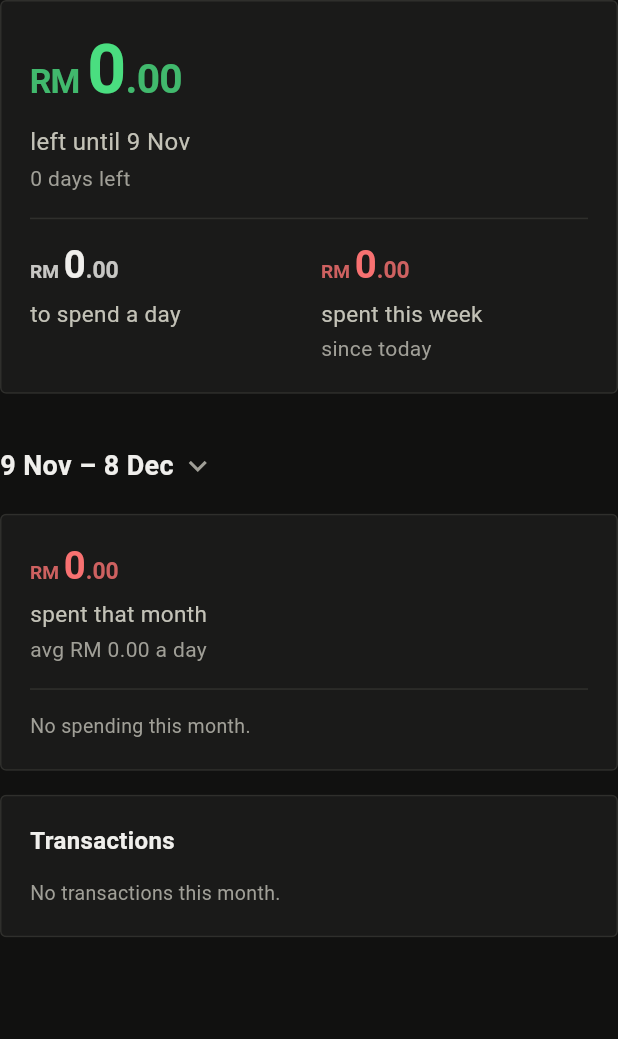
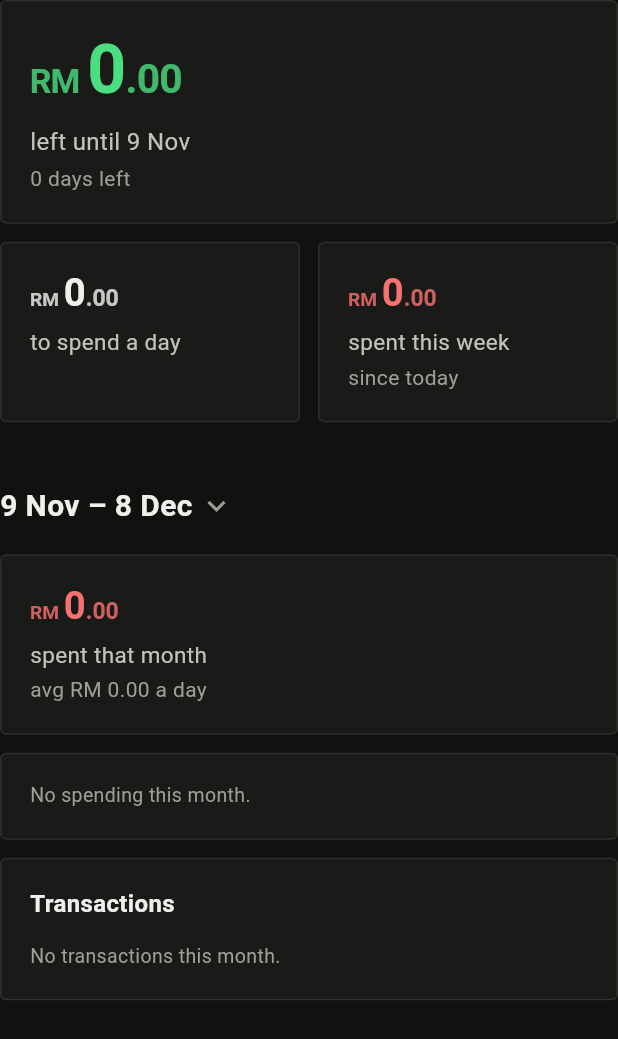
Before and after one commit to ipanropi/spending-live-tracker, a Flutter app: the _Body widget shown alone on an empty page, opened directly with empty values, on a phone screen of 412 x 824 dp. Shown: the top 1039 px of the screen. Run offline on Flutter 3.47's test engine with Material 3 defaults, Android fonts, the phone set to English and light mode, and no system bars; our stand-ins replace flutter_secure_storage; accounts and stored records are empty.

Commit message:
One card, one piece of information
Irfan doesn't want different figures sharing a card (he said so for the web
version too). Group with spacing and section headings instead:

- Wallet: three cards. "Left until payday" is the full-width hero, with
  "to spend a day" and "spent this week" side by side under it
- Month: three cards under the picker: spent this month, where it went
  (Categories | Places), and transactions
- 12px between cards in a group, 32px between groups; the month heading
  is 20px, a level above card titles
- Wide screens: the wallet in one row with the hero at double width; the
  spent card above the breakdown, transactions beside them

A new test checks that the six facts sit in six cards and that groups are
further apart than cards within them. 87 tests pass.

Co-Authored-By: Claude Opus 5.5 <noreply@anthropic.com>
Claude-Session: https://claude.ai/code/session_01XHFG32L8kr3gXpL9d3cSyD

```diff
--- a/app/lib/src/ui/dashboard_page.dart
+++ b/app/lib/src/ui/dashboard_page.dart
@@ -183,19 +183,26 @@ class _ErrorNotice extends StatelessWidget {
   }
 }
 
+/// Cards in one group sit this close; groups sit [Space.xxl] apart. The grouping
+/// comes from spacing, so each card can hold one thing (Irfan's rule: one card,
+/// one piece of information).
+const double _inGroup = Space.m;
+
 /// The dashboard's shape while the first data loads.
 class _LoadingBody extends StatelessWidget {
   const _LoadingBody();
 
   @override
   Widget build(BuildContext context) {
-    const figure = Column(
+    const figure = Panel(
+      child: Column(
         crossAxisAlignment: CrossAxisAlignment.start,
         children: [
           SkeletonBox(width: 0.7, height: 26),
           SizedBox(height: Space.s),
           SkeletonBox(width: 0.6, height: 12),
         ],
+      ),
     );
     return Skeleton(
       child: Column(
@@ -210,29 +217,27 @@ class _LoadingBody extends StatelessWidget {
                 SkeletonBox(width: 0.4, height: 14),
                 SizedBox(height: Space.s),
                 SkeletonBox(width: 0.3, height: 12),
-                SizedBox(height: Space.l),
-                Divider(),
-                SizedBox(height: Space.l),
-                Row(
+              ],
+            ),
+          ),
+          const SizedBox(height: _inGroup),
+          const Row(
             children: [
               Expanded(child: figure),
-                    SizedBox(width: Space.l),
+              SizedBox(width: _inGroup),
               Expanded(child: figure),
             ],
           ),
-              ],
-            ),
-          ),
-          const SizedBox(height: Space.xl),
-          const SkeletonBox(width: 0.4, height: 20),
+          const SizedBox(height: Space.xxl),
+          const SkeletonBox(width: 0.4, height: 22),
           const SizedBox(height: Space.l),
+          figure,
+          const SizedBox(height: _inGroup),
           Panel(
             child: Column(
               crossAxisAlignment: CrossAxisAlignment.start,
               children: [
-                const SkeletonBox(width: 0.45, height: 26),
-                const SizedBox(height: Space.s),
-                const SkeletonBox(width: 0.35, height: 12),
+                const SkeletonBox(width: 1, height: 40),
                 for (var i = 0; i < 3; i++) ...const [
                   SizedBox(height: Space.xl),
                   SkeletonBox(width: 1, height: 14),
@@ -261,35 +266,13 @@ class _Body extends StatelessWidget {
       builder: (context, constraints) {
         final wide = constraints.maxWidth >= _wideLayout;
         final today = summary.today;
-        final month = _MonthPanel(summary: summary, now: now, fill: wide);
-        final transactions = _TransactionsPanel(summary: summary, now: now, fill: wide);
         return Column(
           crossAxisAlignment: CrossAxisAlignment.stretch,
           children: [
-            if (today != null) _WalletPanel(today: today, now: now, wide: wide) else _BackToCurrent(wide: wide),
-            // More space between "now" and "this month" than anywhere inside either.
-            const SizedBox(height: Space.xl),
-            Align(
-              alignment: Alignment.centerLeft,
-              child: _MonthPicker(cycles: cycles, selected: summary.start, now: now),
-            ),
-            const SizedBox(height: Space.s),
-            if (wide)
-              IntrinsicHeight(
-                child: Row(
-                  crossAxisAlignment: CrossAxisAlignment.stretch,
-                  children: [
-                    Expanded(child: month),
-                    SizedBox(width: context.gap),
-                    Expanded(child: transactions),
-                  ],
-                ),
-              )
-            else ...[
-              month,
-              SizedBox(height: context.gap),
-              transactions,
-            ],
+            if (today != null) _WalletSection(today: today, now: now, wide: wide) else _BackToCurrent(wide: wide),
+            // Between the two groups: more space than between any two cards inside one.
+            const SizedBox(height: Space.xxl),
+            _MonthSection(summary: summary, cycles: cycles, now: now, wide: wide),
           ],
         );
       },
@@ -297,10 +280,11 @@ class _Body extends StatelessWidget {
   }
 }
 
-/// The wallet right now: left until payday, the most important number on the
-/// screen, then the pace. One panel, because the three answer one question.
-class _WalletPanel extends StatelessWidget {
-  const _WalletPanel({required this.today, required this.now, required this.wide});
+/// What's left until payday, then the pace: three cards, one fact each. They read
+/// as one group because they sit close together, not because they share a box.
+/// "Left" is the hero: full width and the biggest number on the screen.
+class _WalletSection extends StatelessWidget {
+  const _WalletSection({required this.today, required this.now, required this.wide});
 
   final Today today;
   final DateTime now;
@@ -309,66 +293,54 @@ class _WalletPanel extends StatelessWidget {
   @override
   Widget build(BuildContext context) {
     final balance = today.balanceCents;
-    final left = Figure(
+    final left = Panel(
+      child: Figure(
         hero: true,
         cents: balance,
         color: (balance ?? 0) < 0 ? Palette.spend : Palette.good,
         lines: ['left until ${dayMonth(today.nextPayday)}', '${plural(today.daysLeft, 'day')} left'],
+      ),
     );
-    final perDay = Figure(cents: today.perDayCents, lines: const ['to spend a day']);
-    final week = Figure(
+    final perDay = Panel(
+      child: Figure(cents: today.perDayCents, lines: const ['to spend a day']),
+    );
+    final week = Panel(
+      child: Figure(
         cents: today.weekCents,
         color: Palette.spend,
         lines: [
           'spent this week',
           sinceLabel(today.weekStart, now: now),
         ],
+      ),
     );
 
-    if (wide) {
-      return Panel(
-        child: IntrinsicHeight(
+    if (wide) return _row([(2, left), (1, perDay), (1, week)]);
+    // With large text the two smaller cards stack instead of squeezing side by side.
+    final stack = MediaQuery.textScalerOf(context).scale(10) >= 15;
+    return Column(
+      crossAxisAlignment: CrossAxisAlignment.stretch,
+      children: [
+        left,
+        const SizedBox(height: _inGroup),
+        if (stack) ...[perDay, const SizedBox(height: _inGroup), week] else _row([(1, perDay), (1, week)]),
+      ],
+    );
+  }
+}
+
+/// Cards side by side at one height, each taking its share (flex) of the width.
+Widget _row(List<(int, Widget)> cards) => IntrinsicHeight(
   child: Row(
     crossAxisAlignment: CrossAxisAlignment.stretch,
     children: [
-              Expanded(flex: 3, child: left),
-              const VerticalDivider(width: Space.xxl),
-              Expanded(flex: 2, child: perDay),
-              const VerticalDivider(width: Space.xxl),
-              Expanded(flex: 2, child: week),
+      for (var i = 0; i < cards.length; i++) ...[
+        if (i > 0) const SizedBox(width: _inGroup),
+        Expanded(flex: cards[i].$1, child: cards[i].$2),
       ],
-          ),
-        ),
-      );
-    }
-    // With large text the two smaller figures stack instead of squeezing side by side.
-    final stack = MediaQuery.textScalerOf(context).scale(10) >= 15;
-    return Panel(
-      child: Column(
-        crossAxisAlignment: CrossAxisAlignment.stretch,
-        children: [
-          left,
-          const SizedBox(height: Space.l),
-          const Divider(),
-          const SizedBox(height: Space.l),
-          if (stack) ...[
-            perDay,
-            const SizedBox(height: Space.l),
-            week,
-          ] else
-            Row(
-              crossAxisAlignment: CrossAxisAlignment.start,
-              children: [
-                Expanded(child: perDay),
-                const SizedBox(width: Space.l),
-                Expanded(child: week),
-              ],
-            ),
     ],
   ),
 );
-  }
-}
 
 /// In an earlier month the wallet isn't shown, since it's about today. This is the
 /// way back, in the same place.
@@ -428,7 +400,7 @@ class _MonthPicker extends StatelessWidget {
             mainAxisSize: MainAxisSize.min,
             children: [
               Flexible(
-                child: Heading(cycleLabel(selected, now: now), style: Styles.title),
+                child: Heading(cycleLabel(selected, now: now), style: Styles.section),
               ),
               const SizedBox(width: Space.xs),
               const Icon(Icons.expand_more, color: Palette.muted),
@@ -440,47 +412,103 @@ class _MonthPicker extends StatelessWidget {
   }
 }
 
+/// The month, under its picker: what it cost, where it went, and the transactions
+/// behind it. Three cards, one fact each, in that reading order.
+class _MonthSection extends StatelessWidget {
+  const _MonthSection({required this.summary, required this.cycles, required this.now, required this.wide});
+
+  final CycleSummary summary;
+  final List<DateTime> cycles;
+  final DateTime now;
+  final bool wide;
+
+  @override
+  Widget build(BuildContext context) {
+    final s = summary;
+    final spent = Panel(
+      child: Figure(
+        cents: s.spentCents,
+        color: Palette.spend,
+        lines: [s.isCurrent ? 'spent this month' : 'spent that month', 'avg ${rm(s.avgPerDayCents)} a day'],
+      ),
+    );
+    final breakdown = _BreakdownCard(summary: s, now: now, fill: wide);
+    final transactions = _TransactionsCard(summary: s, now: now, fill: wide);
+    return Column(
+      crossAxisAlignment: CrossAxisAlignment.stretch,
+      children: [
+        Align(
+          alignment: Alignment.centerLeft,
+          child: _MonthPicker(cycles: cycles, selected: s.start, now: now),
+        ),
+        const SizedBox(height: Space.s),
+        if (wide)
+          // The total and where it went on the left, the transactions beside them.
+          IntrinsicHeight(
+            child: Row(
+              crossAxisAlignment: CrossAxisAlignment.stretch,
+              children: [
+                Expanded(
+                  child: Column(
+                    crossAxisAlignment: CrossAxisAlignment.stretch,
+                    children: [
+                      spent,
+                      const SizedBox(height: _inGroup),
+                      Expanded(child: breakdown),
+                    ],
+                  ),
+                ),
+                const SizedBox(width: _inGroup),
+                Expanded(child: transactions),
+              ],
+            ),
+          )
+        else ...[
+          spent,
+          const SizedBox(height: _inGroup),
+          breakdown,
+          const SizedBox(height: _inGroup),
+          transactions,
+        ],
+      ],
+    );
+  }
+}
+
 enum _Breakdown { categories, places }
 
-/// The month: what it cost, then where it went, by category or by place.
-class _MonthPanel extends StatefulWidget {
-  const _MonthPanel({required this.summary, required this.now, required this.fill});
+/// Where the month's money went, by category or by place: one card, switched
+/// between its two views, instead of two long lists.
+class _BreakdownCard extends StatefulWidget {
+  const _BreakdownCard({required this.summary, required this.now, required this.fill});
 
   final CycleSummary summary;
   final DateTime now;
 
-  /// Beside another panel of the same height: keep "View all" at the bottom.
+  /// Beside a card of the same height: keep "View all" at the bottom.
   final bool fill;
 
   @override
-  State<_MonthPanel> createState() => _MonthPanelState();
+  State<_BreakdownCard> createState() => _BreakdownCardState();
 }
 
-class _MonthPanelState extends State<_MonthPanel> {
+class _BreakdownCardState extends State<_BreakdownCard> {
   _Breakdown _by = _Breakdown.categories;
 
   @override
   Widget build(BuildContext context) {
     final s = widget.summary;
+    if (s.categories.isEmpty) {
+      return Panel(
+        child: Text(s.isCurrent ? 'No spending yet this month.' : 'No spending this month.', style: Styles.meta),
+      );
+    }
     final label = cycleLabel(s.start, now: widget.now);
     final byCategory = _by == _Breakdown.categories;
     return Panel(
       child: Column(
         crossAxisAlignment: CrossAxisAlignment.stretch,
         children: [
-          Figure(
-            cents: s.spentCents,
-            color: Palette.spend,
-            lines: [s.isCurrent ? 'spent this month' : 'spent that month', 'avg ${rm(s.avgPerDayCents)} a day'],
-          ),
-          const SizedBox(height: Space.l),
-          const Divider(),
-          const SizedBox(height: Space.l),
-          if (s.categories.isEmpty)
-            Text(s.isCurrent ? 'No spending yet this month.' : 'No spending this month.', style: Styles.meta)
-          else ...[
-            // One section for "where it went", switched between its two views,
-            // instead of two long lists in a row.
           ChoiceSwitch<_Breakdown>(
             options: const [(_Breakdown.categories, 'Categories'), (_Breakdown.places, 'Places')],
             selected: _by,
@@ -515,15 +543,14 @@ class _MonthPanelState extends State<_MonthPanel> {
             ),
           ),
         ],
-        ],
       ),
     );
   }
 }
 
 /// The month's transactions, newest first: the latest few here, all of them one tap away.
-class _TransactionsPanel extends StatelessWidget {
-  const _TransactionsPanel({required this.summary, required this.now, required this.fill});
+class _TransactionsCard extends StatelessWidget {
+  const _TransactionsCard({required this.summary, required this.now, required this.fill});
 
   final CycleSummary summary;
   final DateTime now;
--- a/app/lib/src/ui/theme.dart
+++ b/app/lib/src/ui/theme.dart
@@ -42,6 +42,9 @@ abstract final class Space {
 abstract final class Styles {
   /// Screen and sheet titles.
   static const title = TextStyle(fontSize: 18, fontWeight: FontWeight.w600, color: Palette.text, height: 1.3);
+
+  /// Section headings, a level above card titles: the month picker.
+  static const section = TextStyle(fontSize: 20, fontWeight: FontWeight.w700, color: Palette.text, height: 1.25);
 
   /// Card titles, and day headers in lists.
   static const sectionTitle = TextStyle(fontSize: 16, fontWeight: FontWeight.w600, color: Palette.text, height: 1.3);
```
Also changed, not shown: 2 other files. Lines whose indentation alone changed are shown as unchanged.
